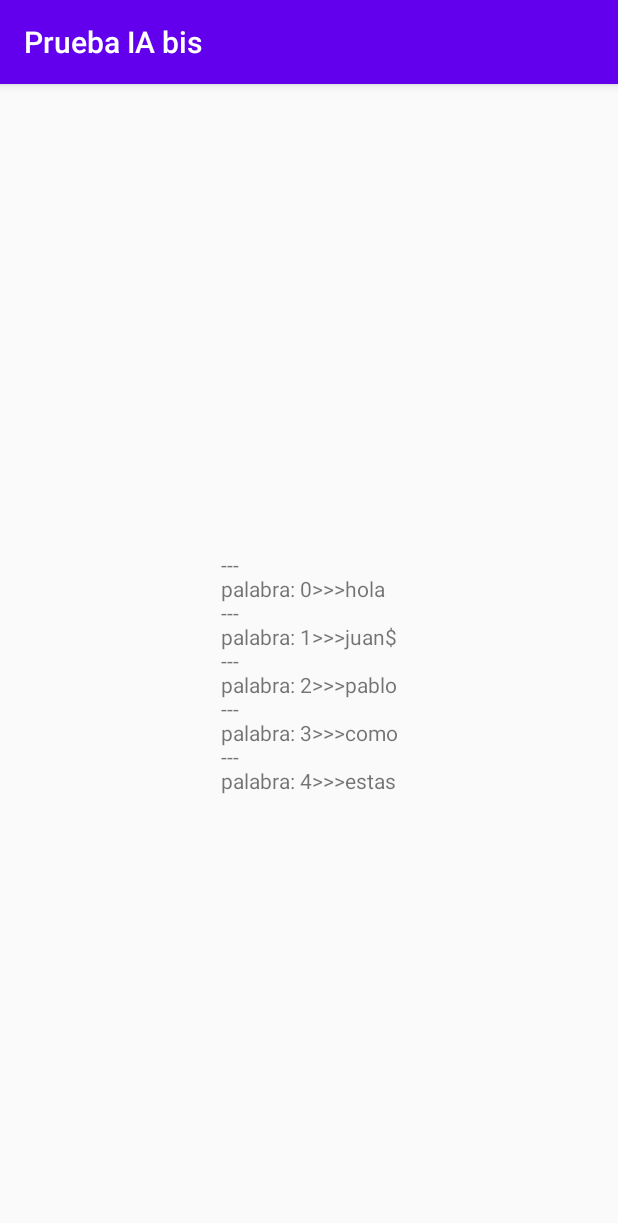
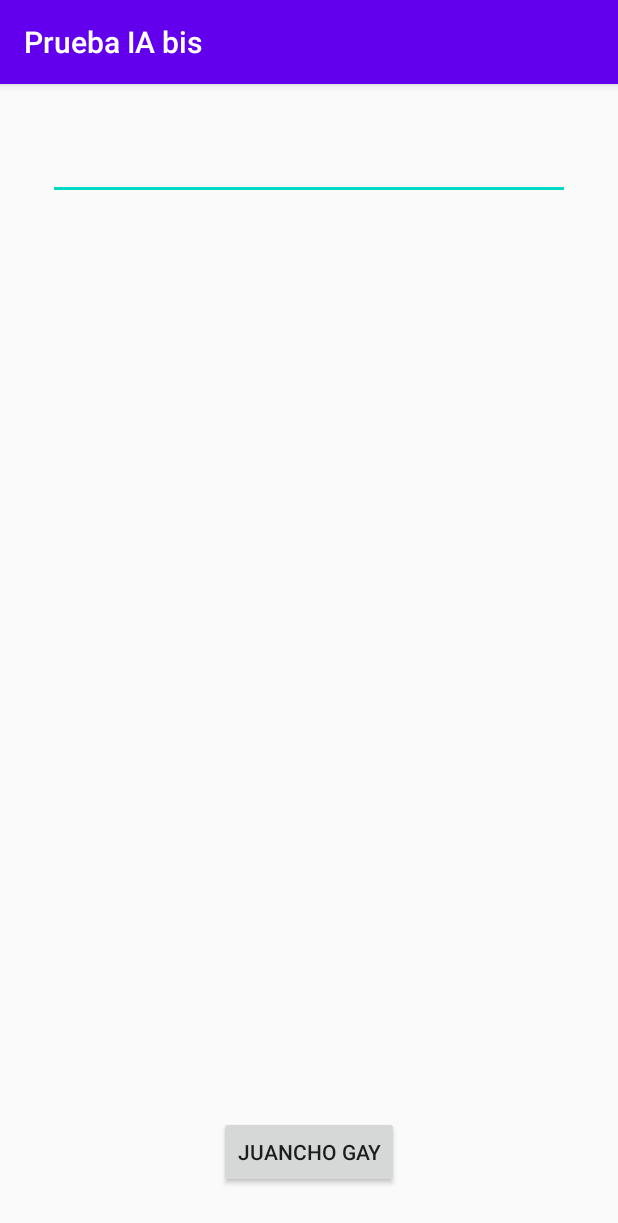
Before and after one commit to JuanPabloHerlein/PruebaIA, an Android app: the screen it shows after launch (MainActivity), on a phone screen of 412 x 824 dp. Shown: the top 1223 px of the screen. Run offline under Robolectric (Android 15) with nearby library versions, the phone set to English and light mode, and no system bars.

Commit message:
Code reformat

```diff
--- a/app/src/main/java/com/juanpablo/pruebaiabis/MainActivity.java
+++ b/app/src/main/java/com/juanpablo/pruebaiabis/MainActivity.java
@@ -1,47 +1,52 @@
 package com.juanpablo.pruebaiabis;
 
 import androidx.appcompat.app.AppCompatActivity;
+import androidx.appcompat.widget.AppCompatButton;
+import androidx.appcompat.widget.AppCompatEditText;
+import androidx.appcompat.widget.AppCompatTextView;
 
 import android.os.Bundle;
+import android.view.View;
 import android.widget.TextView;
 
 public class MainActivity extends AppCompatActivity {
 
-    TextView salida;
-    String []CADENA;
+    AppCompatTextView salida;
+    AppCompatEditText input;
+    AppCompatButton btnSend;
+
     @Override
     protected void onCreate(Bundle savedInstanceState) {
         super.onCreate(savedInstanceState);
         setContentView(R.layout.activity_main);
 
-        salida=(TextView)findViewById(R.id.Tv1);
-        CADENA=separaCaracteres("hola juan$ pablo, ¿como estas?.","[,. ¿?]+");
-        //salida.setText(""+CADENA);
-        salida.setText(mostrar(CADENA));
+        salida = (AppCompatTextView) findViewById(R.id.Tv1);
+        input = (AppCompatEditText) findViewById(R.id.input);
+        btnSend = (AppCompatButton) findViewById(R.id.btnSend);
+
+        btnSend.setOnClickListener(new View.OnClickListener() {
+            @Override
+            public void onClick(View view) {
+                final String text = input.getText().toString();
+                final String[] result = separaCaracteres(text);
+                salida.setText(mostrar(result));
+            }
+        });
     }
 
-
-    public String mostrar(String []cadena){
-        String r="";
-        for(int i=0;i<cadena.length;i++){
-            r += ("\n---\npalabra: " + i +">>>"+ cadena[i]);
+    public String mostrar(String[] cadena) {
+        final StringBuilder result = new StringBuilder();
+        for (int i = 0; i < cadena.length; i++) {
+            result.append("\n---\npalabra: ");
+            result.append(i);
+            result.append(">>>");
+            result.append(cadena[i]);
         }
-        return r;
+        return result.toString();
     }
 
-
-    public String[] separaCaracteres(String cadena, String separator){
-        //System.out.println("Separator: " + separator);
-        String[] parts = null;
-        if(separator.equals("|")|| separator.equals("\\")||separator.equals(".")||separator.equals("^")||separator.equals("$")
-                ||separator.equals("?")||separator.equals("*")||separator.equals("+")||separator.equals("(")||separator.equals(")")
-                ||separator.equals("{")||separator.equals("[")||separator.equals(" ")){
-            //Es metacaracter!
-            parts = cadena.split(" "+separator);
-        }else{
-            //No es metacaracter.
-            parts = cadena.split(separator);
-        }
-        return parts;
+    public String[] separaCaracteres(String cadena) {
+        final String separators = "[,. ¿?$]+";
+        return cadena.split(separators);
     }
 }
--- a/app/src/main/res/layout/activity_main.xml
+++ b/app/src/main/res/layout/activity_main.xml
@@ -6,13 +6,36 @@
     android:layout_height="match_parent"
     tools:context=".MainActivity">
 
-    <TextView
+    <androidx.appcompat.widget.AppCompatTextView
         android:id="@+id/Tv1"
         android:layout_width="wrap_content"
         android:layout_height="wrap_content"
-        app:layout_constraintBottom_toBottomOf="parent"
+        app:layout_constraintBottom_toTopOf="@+id/btnSend"
         app:layout_constraintLeft_toLeftOf="parent"
         app:layout_constraintRight_toRightOf="parent"
+        app:layout_constraintTop_toBottomOf="@+id/input" />
+
+    <androidx.appcompat.widget.AppCompatEditText
+        android:id="@+id/input"
+        android:layout_width="0dp"
+        android:layout_height="wrap_content"
+        android:layout_marginStart="32dp"
+        android:layout_marginTop="32dp"
+        android:layout_marginEnd="32dp"
+        android:inputType="textMultiLine"
+        app:layout_constraintEnd_toEndOf="parent"
+        app:layout_constraintStart_toStartOf="parent"
         app:layout_constraintTop_toTopOf="parent" />
 
+    <androidx.appcompat.widget.AppCompatButton
+        android:id="@+id/btnSend"
+        android:layout_width="wrap_content"
+        android:layout_height="wrap_content"
+        android:layout_marginBottom="32dp"
+        android:text="@string/enviar"
+        app:layout_constraintBottom_toBottomOf="parent"
+        app:layout_constraintEnd_toEndOf="parent"
+        app:layout_constraintStart_toStartOf="parent"
+        tools:text="hola" />
+
 </androidx.constraintlayout.widget.ConstraintLayout>
--- a/app/src/main/res/values/strings.xml
+++ b/app/src/main/res/values/strings.xml
@@ -1,3 +1,4 @@
 <resources>
     <string name="app_name">Prueba IA bis</string>
+    <string name="enviar">Juancho Gay</string>
 </resources>
```
